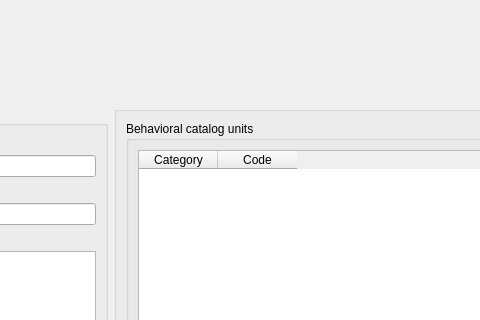
Above: src/telacadastrocatalago.ui from EthoWatcher/ethowatcher before the change; both pictures show x 419 to 899 and y 0 to 320 of the 1059 by 749 pixel window. Below: the same form after it.
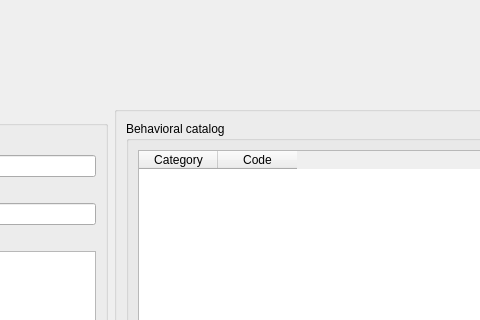
That is the form after the change. Icons and pictures are not drawn.

Commit message: Arrumando textos da interface gráfica

```diff
--- a/src/telacadastrocatalago.ui
+++ b/src/telacadastrocatalago.ui
@@ -119,7 +119,7 @@
          <item>
           <widget class="QGroupBox" name="groupBox_2">
            <property name="title">
-            <string>Behavioral catalog units</string>
+            <string>Behavioral catalog</string>
            </property>
            <layout class="QVBoxLayout" name="verticalLayout_3">
             <item>
```
The commit also changes 5 other files.
